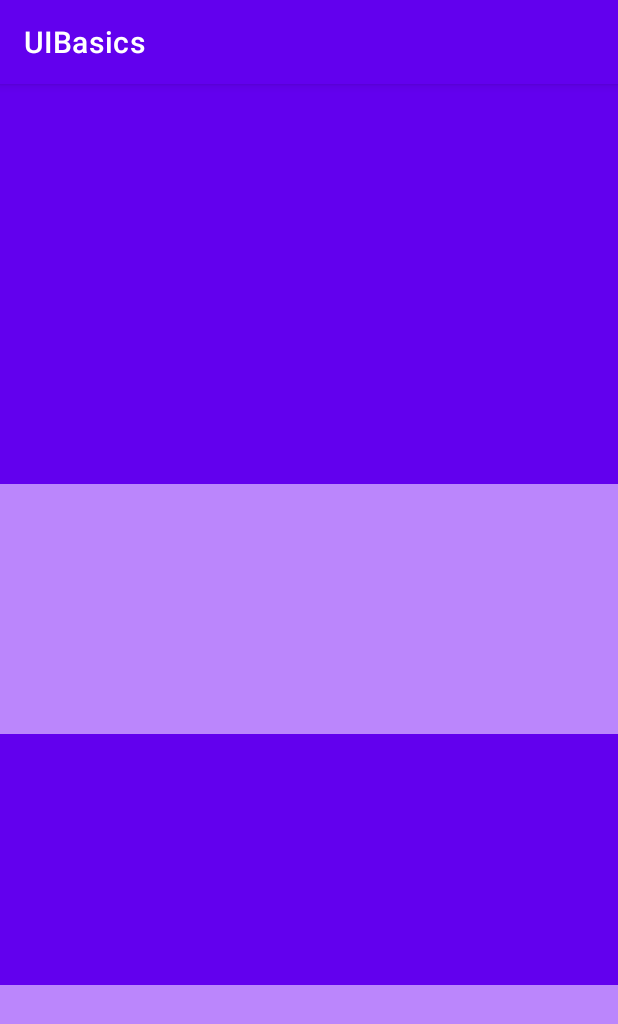
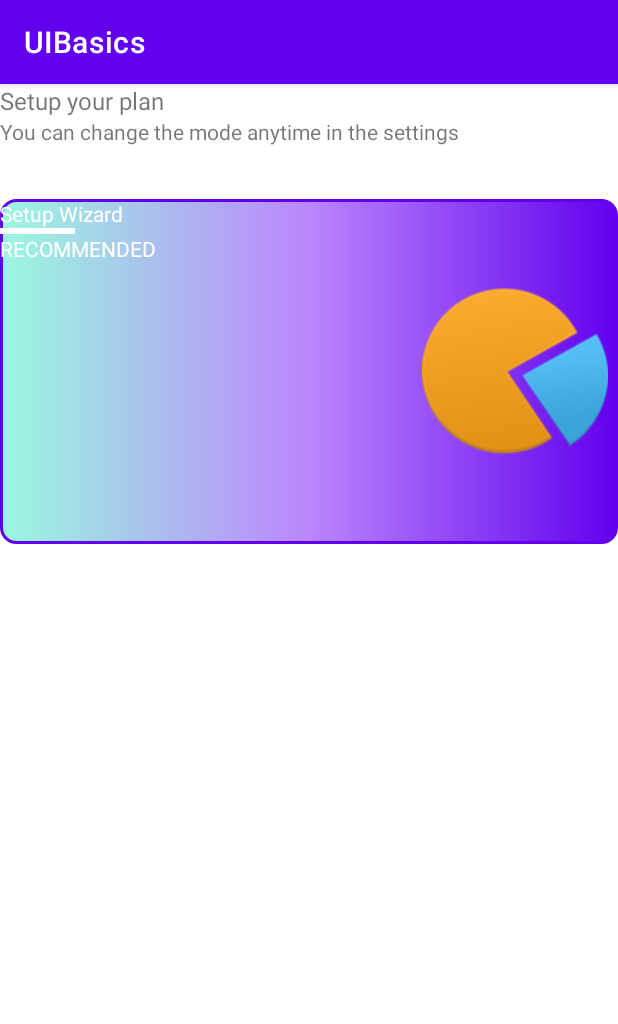
Before and after one commit to saraschandraa-m/feb2021_uibasics, an Android app: the MainActivity screen opened directly, with no data from a screen before it, on a phone screen of 412 x 824 dp. Shown: the top 1024 px of the screen. Run offline under Robolectric (Android 15) with nearby library versions, the phone set to English and light mode, and no system bars.

Commit message:
Linear Layout and Constraint Layout Added

```diff
--- a/app/src/main/res/layout/activity_main.xml
+++ b/app/src/main/res/layout/activity_main.xml
@@ -11,29 +11,89 @@
     <LinearLayout
         android:layout_width="match_parent"
         android:layout_height="0dp"
-        android:layout_weight="4"
-        android:background="@color/purple_500" />
+        android:layout_weight="1"
+        android:orientation="vertical">
+
+
+        <TextView
+            android:layout_width="wrap_content"
+            android:layout_height="wrap_content"
+            android:text="Setup your plan"
+            android:textSize="16sp" />
+
+
+        <TextView
+            android:layout_width="wrap_content"
+            android:layout_height="wrap_content"
+            android:text="You can change the mode anytime in the settings" />
+
+    </LinearLayout>
 
 
     <LinearLayout
         android:layout_width="match_parent"
         android:layout_height="0dp"
-        android:layout_weight="2.5"
-        android:background="@color/purple_200" />
+        android:layout_weight="3"
+        android:background="@drawable/bg_crect_1"
+        android:orientation="horizontal">
+
+
+        <LinearLayout
+            android:layout_width="0dp"
+            android:layout_height="match_parent"
+            android:layout_weight="200"
+            android:orientation="vertical">
+
+            <TextView
+                android:layout_width="wrap_content"
+                android:layout_height="wrap_content"
+                android:text="Setup Wizard"
+                android:textColor="@color/white" />
+
+
+            <View
+                android:layout_width="50dp"
+                android:layout_height="4dp"
+                android:background="@color/white"/>
+
+            <TextView
+                android:layout_width="wrap_content"
+                android:layout_height="wrap_content"
+                android:text="RECOMMENDED"
+                android:textColor="@color/white" />
+
+
+        </LinearLayout>
+
+
+        <LinearLayout
+            android:layout_width="0dp"
+            android:layout_height="match_parent"
+            android:layout_weight="100"
+            android:gravity="center">
+
+
+            <ImageView
+                android:layout_width="wrap_content"
+                android:layout_height="wrap_content"
+                android:src="@drawable/pie_chart_img" />
+
+        </LinearLayout>
+
+
+    </LinearLayout>
 
 
     <LinearLayout
         android:layout_width="match_parent"
         android:layout_height="0dp"
-        android:layout_weight="2.5"
-        android:background="@color/purple_500" />
+        android:layout_weight="3" />
 
 
     <LinearLayout
         android:layout_width="match_parent"
         android:layout_height="0dp"
-        android:layout_weight="2.5"
-        android:background="@color/purple_200" />
+        android:layout_weight="3" />
 
 
 </LinearLayout>
```
Also changed, not shown: app/src/main/res/layout/activity_constraint.xml (added, +76 -0 lines), app/src/main/res/drawable/equilizer.png (added), app/src/main/res/drawable/note.png (added), app/src/main/res/drawable/pie_chart_img.png (added).
